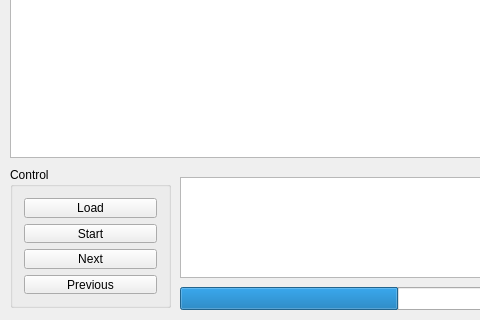
Qt form mainwindow.ui (hqy2000/Caption) before a commit; both pictures show x 0 to 480 and y 263 to 583 of the 1100 by 583 pixel window.
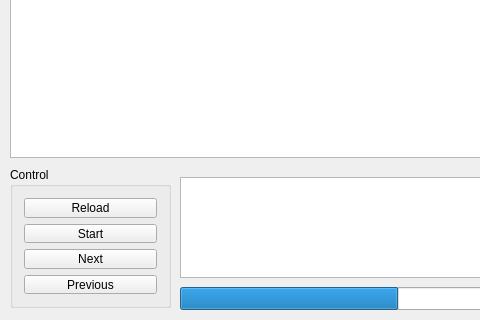
The same form after that commit.

Patch:
```diff
--- a/mainwindow.ui
+++ b/mainwindow.ui
@@ -38,7 +38,7 @@
        <item>
         <widget class="QPushButton" name="loadButton">
          <property name="text">
-          <string>Load</string>
+          <string>Reload</string>
          </property>
         </widget>
        </item>
```
Left out of the diff: 3 changed lines with no effect on the pictures.
